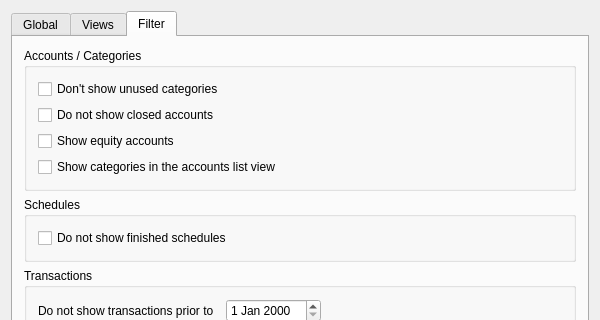
This is kmymoney/dialogs/settings/ksettingsgeneraldecl.ui in KDE/kmymoney as Qt 5 draws it before an edit; both pictures show x 0 to 600 and y 0 to 320 of the 600 by 499 pixel window. The edited form follows.
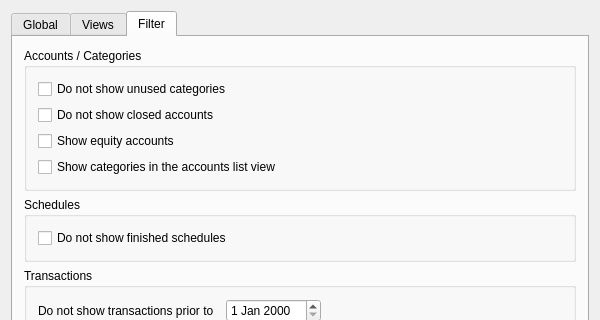
This is the edited form. The open tabs and pages were chosen to show the change. Custom widgets are drawn as their Qt base class.

Diff of the .ui file:
```diff
--- a/kmymoney/dialogs/settings/ksettingsgeneraldecl.ui
+++ b/kmymoney/dialogs/settings/ksettingsgeneraldecl.ui
@@ -445,7 +445,7 @@
              <string>This option hides all categories in the categories view that are not used in at least a single transaction. They are still shown in the category selection lists.</string>
             </property>
             <property name="text">
-             <string>Don't show unused categories</string>
+             <string>Do not show unused categories</string>
             </property>
            </widget>
           </item>
```
